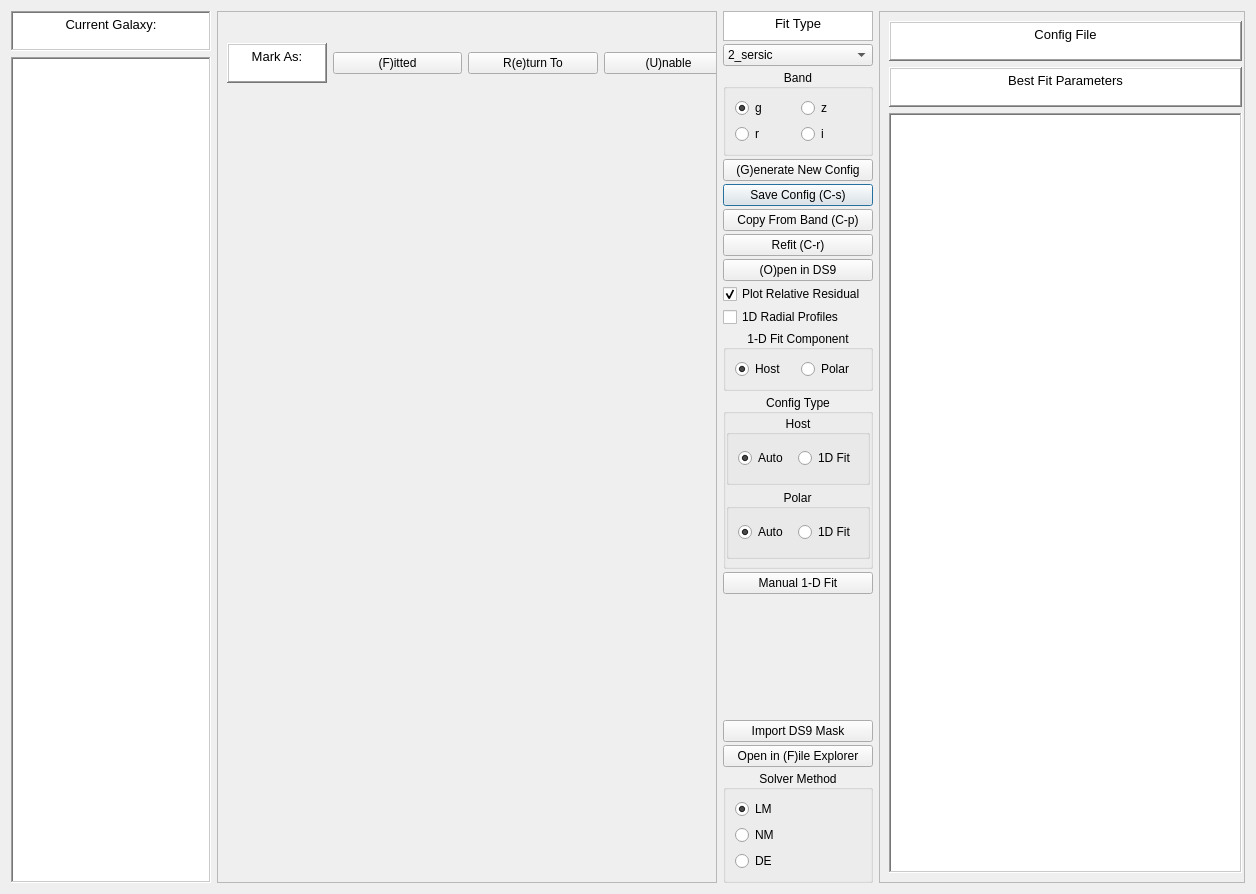
Old version of the form GUI/fit_gui.ui in the repository rpsmith4/photometric-decomp-analysis.
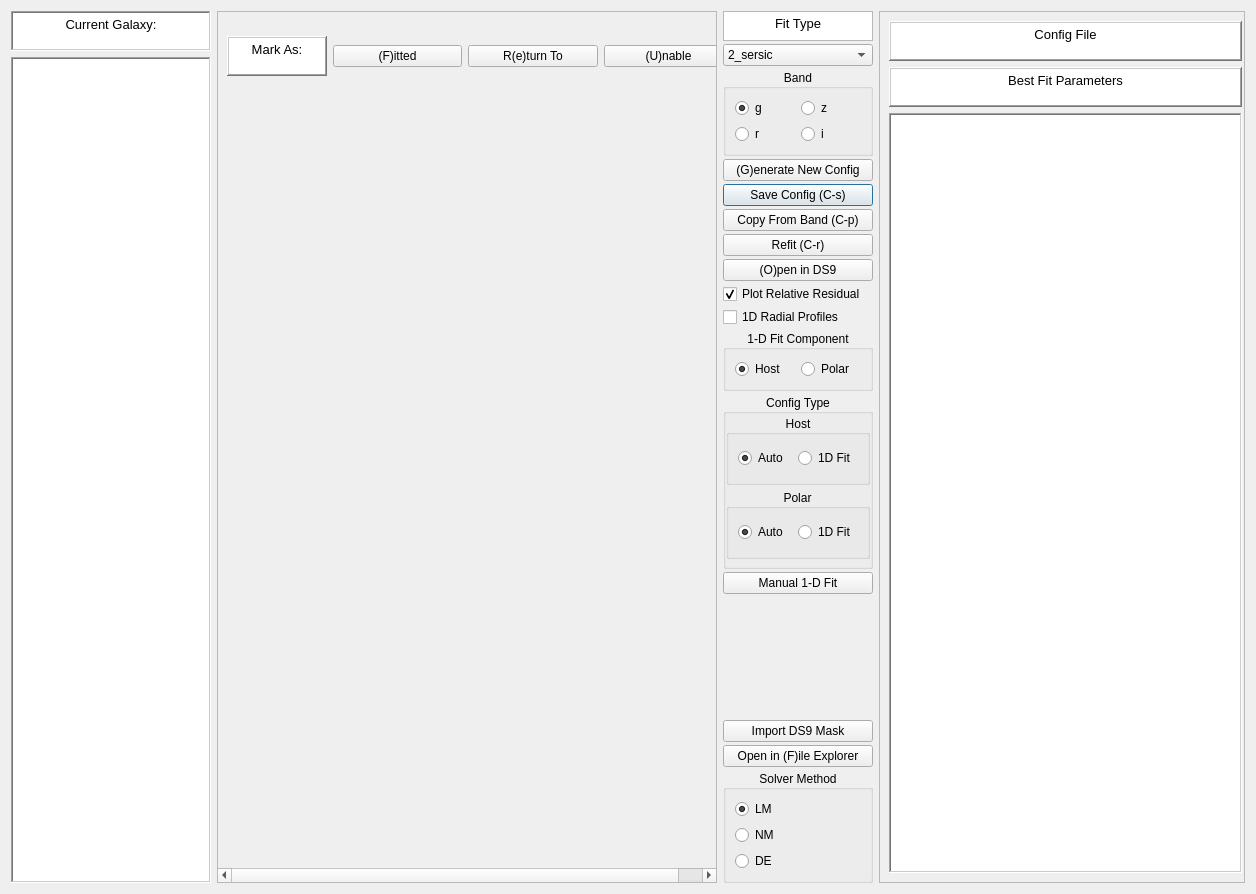
New version of the form.

Commit message: Horizontal scroll bar if needed in plots window

```diff
--- a/GUI/fit_gui.ui
+++ b/GUI/fit_gui.ui
@@ -549,7 +549,7 @@
       </size>
      </property>
      <property name="horizontalScrollBarPolicy">
-      <enum>Qt::ScrollBarPolicy::ScrollBarAlwaysOff</enum>
+      <enum>Qt::ScrollBarPolicy::ScrollBarAsNeeded</enum>
      </property>
      <property name="sizeAdjustPolicy">
       <enum>QAbstractScrollArea::SizeAdjustPolicy::AdjustToContents</enum>
@@ -563,7 +563,7 @@
         <x>0</x>
         <y>0</y>
         <width>522</width>
-        <height>878</height>
+        <height>857</height>
        </rect>
       </property>
       <layout class="QGridLayout" name="gridLayout_6">
```
